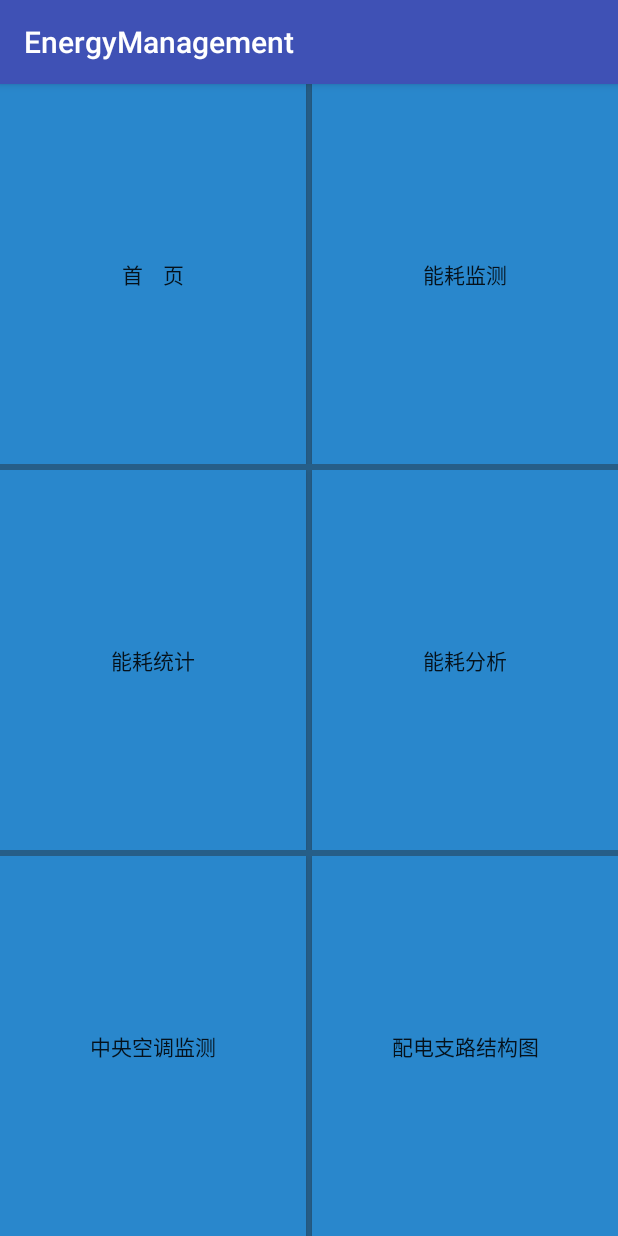
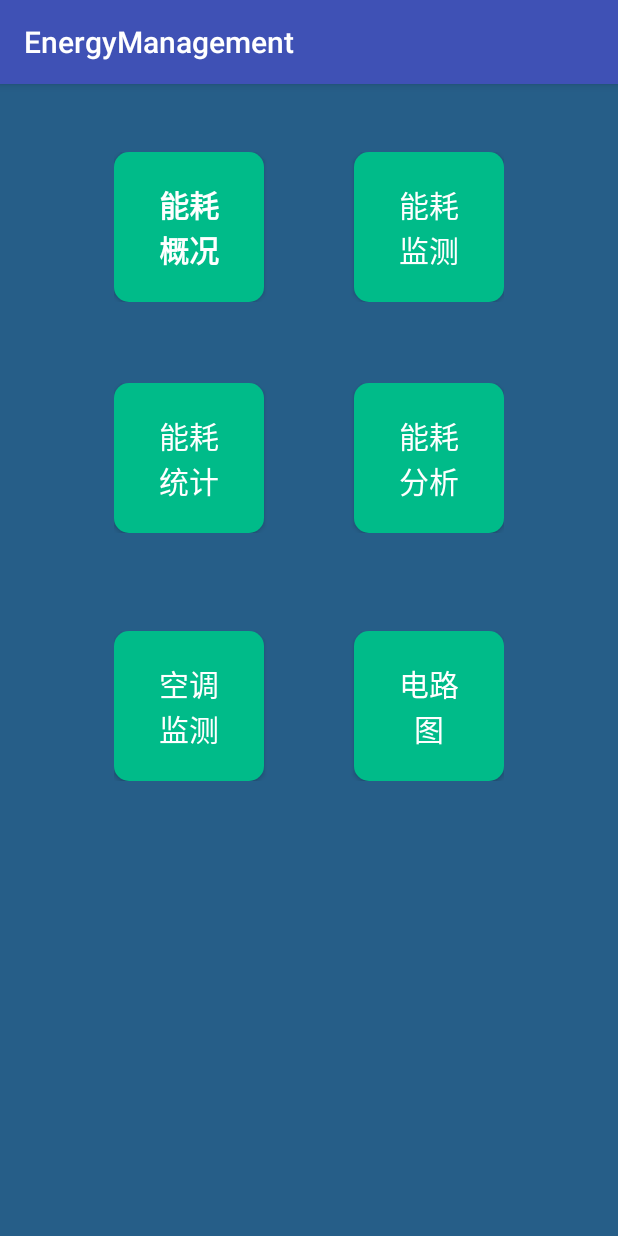
Before and after one commit to Windman1320/EnergyManagement, an Android app: the Main screen opened directly, with no data from a screen before it, on a phone screen of 412 x 824 dp. Run offline under Robolectric (Android 15) with nearby library versions, the phone set to English and light mode, and no system bars.

Commit message:
修改Main界面

```diff
--- a/app/src/main/java/com/tony/energymanagement/em/LoginActivity.java
+++ b/app/src/main/java/com/tony/energymanagement/em/LoginActivity.java
@@ -34,6 +34,7 @@ public class LoginActivity extends AppCompatActivity {
 
 
                 if("".equals(ed_username.getText().toString())||ed_username.getText()==null) {
+                    //弹出对话框提示用户
                     new AlertDialog.Builder(LoginActivity.this)
                             .setMessage("请输入用户名！")
                             .setPositiveButton("OK", null)
--- a/app/src/main/java/com/tony/energymanagement/em/Main.java
+++ b/app/src/main/java/com/tony/energymanagement/em/Main.java
@@ -8,7 +8,7 @@ import android.widget.Button;
 import com.tony.energymanagement.energymanagement.R;
 
 public class Main extends AppCompatActivity implements View.OnClickListener{
-    private Button btn_shouye;
+    private Button btn_overview;
     private Button btn_energyMonitor;
     private Button btn_energyStat;
     private Button btn_energyAnalysis;
@@ -18,7 +18,7 @@ public class Main extends AppCompatActivity implements View.OnClickListener{
     protected void onCreate(Bundle savedInstanceState) {
         super.onCreate(savedInstanceState);
         setContentView(R.layout.activity_main);
-        btn_shouye = (Button) findViewById(R.id.btn_shouye);
+        btn_overview = (Button) findViewById(R.id.btn_overview);
         btn_energyMonitor = (Button) findViewById(R.id.btn_emonitor);
         btn_energyStat = (Button) findViewById(R.id.btn_estatistic);
         btn_energyAnalysis = (Button) findViewById(R.id.btn_eanalysis);
@@ -31,8 +31,9 @@ public class Main extends AppCompatActivity implements View.OnClickListener{
     @Override
     public void onClick(View view) {
         switch (view.getId()) {
-            case R.id.btn_shouye:
+            case R.id.btn_overview:
                 break;
+
         }
     }
 }
--- /dev/null
+++ b/app/src/main/res/drawable/btn_shape.xml
@@ -0,0 +1,24 @@
+<?xml version="1.0" encoding="utf-8"?>
+    <shape xmlns:android="http://schemas.android.com/apk/res/android">
+
+        <!-- 填充的颜色 -->
+        <solid android:color="#00bb89"/>
+
+        <!--<stroke android:width="3dp"-->
+            <!--android:color="#00bb89"-->
+            <!--/>-->
+        <size
+            android:height="80dp"
+            android:width="80dp"
+            />
+        <padding android:left="2dp"
+            android:top="2dp"
+            android:right="2dp"
+            android:bottom="2dp"
+            />
+
+        <corners android:bottomRightRadius="10dp"
+            android:bottomLeftRadius="10dp"
+            android:topLeftRadius="10dp"
+            android:topRightRadius="10dp"/>
+    </shape>
--- a/app/src/main/res/layout/activity_main.xml
+++ b/app/src/main/res/layout/activity_main.xml
@@ -1,90 +1,105 @@
 <?xml version="1.0" encoding="utf-8"?>
-<LinearLayout xmlns:android="http://schemas.android.com/apk/res/android"
-    xmlns:tools="http://schemas.android.com/tools"
+<RelativeLayout xmlns:android="http://schemas.android.com/apk/res/android"
     android:id="@+id/activity_main"
     android:layout_width="match_parent"
     android:layout_height="match_parent"
     android:background="#265E88"
-    android:orientation="vertical">
+    android:orientation="vertical"
+    android:layout_gravity="center">
 
     <LinearLayout
-        android:layout_width="match_parent"
+        android:id="@+id/linearLayout1"
+        android:layout_width="wrap_content"
         android:layout_height="wrap_content"
-        android:layout_weight="1"
-        android:orientation="horizontal"
-
-        >
+        android:layout_alignParentTop="true"
+        android:layout_centerHorizontal="true"
+        android:layout_marginTop="45dp"
+        android:orientation="horizontal">
 
         <Button
-            android:id="@+id/btn_shouye"
-            android:layout_width="match_parent"
-            android:layout_height="match_parent"
-            android:layout_marginRight="2dp"
-            android:layout_weight="1"
-            android:background="#2987CC"
-            android:text="首    页" />
+            android:id="@+id/btn_overview"
+            android:layout_width="100dp"
+            android:layout_height="100dp"
+            android:layout_marginRight="30dp"
+            android:background="@drawable/btn_shape"
+            android:text="@string/overview"
+            android:textColor="#ffffff"
+            android:textSize="20sp"
+            android:textStyle="bold" />
 
         <Button
             android:id="@+id/btn_emonitor"
-            android:layout_width="match_parent"
-            android:layout_height="match_parent"
-            android:layout_marginLeft="2dp"
-            android:layout_weight="1"
-            android:background="#2987CC"
-            android:text="能耗监测" />
+            android:layout_width="100dp"
+            android:layout_height="100dp"
+            android:layout_marginLeft="30dp"
+            android:background="@drawable/btn_shape"
+            android:text="@string/eMonitor"
+            android:textColor="#ffffff"
+            android:textSize="20sp" />
+
     </LinearLayout>
 
     <LinearLayout
-        android:layout_width="match_parent"
+        android:id="@+id/linearLayout2"
+        android:layout_width="wrap_content"
         android:layout_height="wrap_content"
-        android:layout_marginTop="4dp"
-        android:layout_weight="1"
-        android:orientation="horizontal">
+        android:layout_alignLeft="@+id/linearLayout3"
+        android:layout_alignStart="@+id/linearLayout3"
+        android:layout_below="@+id/linearLayout1"
+        android:layout_marginTop="54dp"
+        android:orientation="horizontal"
+        android:weightSum="1">
 
         <Button
             android:id="@+id/btn_estatistic"
-            android:layout_width="match_parent"
-            android:layout_height="match_parent"
-            android:layout_marginRight="2dp"
-            android:layout_weight="1"
-            android:background="#2987CC"
-            android:text="能耗统计" />
+            android:layout_width="100dp"
+            android:layout_height="100dp"
+            android:layout_marginRight="30dp"
+            android:background="@drawable/btn_shape"
+            android:text="@string/eStat"
+            android:textColor="#ffffff"
+            android:textSize="20sp" />
 
         <Button
             android:id="@+id/btn_eanalysis"
-            android:layout_width="match_parent"
-            android:layout_height="match_parent"
-            android:layout_marginLeft="2dp"
-            android:layout_weight="1"
-            android:background="#2987CC"
-            android:text="能耗分析" />
+            android:layout_width="100dp"
+            android:layout_height="100dp"
+            android:layout_marginLeft="30dp"
+            android:background="@drawable/btn_shape"
+            android:text="@string/eAnalysis"
+            android:textColor="#ffffff"
+            android:textSize="20sp" />
     </LinearLayout>
 
     <LinearLayout
-        android:layout_width="match_parent"
+        android:id="@+id/linearLayout3"
+        android:layout_width="wrap_content"
         android:layout_height="wrap_content"
-        android:layout_marginTop="4dp"
-        android:layout_weight="1"
+        android:layout_below="@+id/linearLayout2"
+        android:layout_centerHorizontal="true"
+        android:layout_marginTop="65dp"
         android:orientation="horizontal">
 
         <Button
             android:id="@+id/btn_airMonitor"
-            android:layout_width="match_parent"
-            android:layout_height="match_parent"
-            android:layout_marginRight="2dp"
-            android:layout_weight="1"
-            android:background="#2987CC"
-            android:text="中央空调监测" />
+            android:layout_width="100dp"
+            android:layout_height="100dp"
+            android:layout_marginRight="30dp"
+            android:background="@drawable/btn_shape"
+            android:text="@string/airMonitor"
+            android:textColor="#ffffff"
+            android:textSize="20sp" />
 
         <Button
             android:id="@+id/btn_dianlutu"
-            android:layout_width="match_parent"
-            android:layout_height="match_parent"
-            android:layout_marginLeft="2dp"
-            android:layout_weight="1"
-            android:background="#2987CC"
-            android:text="配电支路结构图" />
+            android:layout_width="100dp"
+            android:layout_height="100dp"
+            android:layout_marginLeft="30dp"
+            android:background="@drawable/btn_shape"
+            android:text="@string/dianlutu"
+            android:textColor="#ffffff"
+            android:textSize="20sp" />
     </LinearLayout>
 
 
-</LinearLayout>
+</RelativeLayout>
--- a/app/src/main/res/values/strings.xml
+++ b/app/src/main/res/values/strings.xml
@@ -1,3 +1,9 @@
 <resources>
     <string name="app_name">EnergyManagement</string>
+    <string name="overview">能耗\n概况</string>
+    <string name="eMonitor">能耗\n监测</string>
+    <string name="eStat">能耗\n统计</string>
+    <string name="eAnalysis">能耗\n分析</string>
+    <string name="airMonitor">空调\n监测</string>
+    <string name="dianlutu">电路\n图</string>
 </resources>
```
Also changed, not shown: app/src/main/res/drawable/bg_button.png (added).
